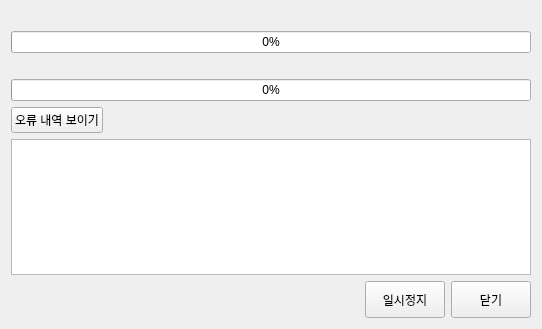
First picture: the form in source/arkgui/ui/DecompressProgressWidget.ui, repository Thestars3/arkzip, before the edit.
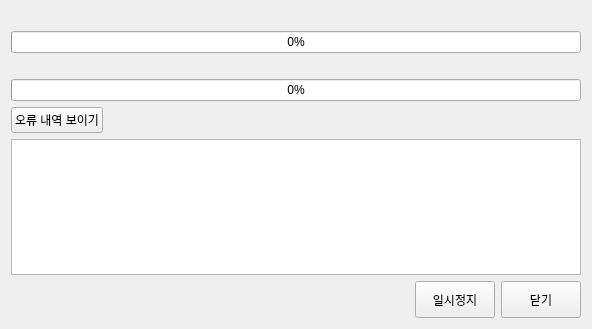
Second picture: the form after the edit.

Patch:
```diff
--- a/source/arkgui/ui/DecompressProgressWidget.ui
+++ b/source/arkgui/ui/DecompressProgressWidget.ui
@@ -9,7 +9,7 @@
    <rect>
     <x>0</x>
     <y>0</y>
-    <width>542</width>
+    <width>592</width>
     <height>329</height>
    </rect>
   </property>
@@ -112,6 +112,22 @@
      </property>
     </widget>
    </item>
+   <item>
+    <spacer name="verticalSpacer">
+     <property name="orientation">
+      <enum>Qt::Vertical</enum>
+     </property>
+     <property name="sizeType">
+      <enum>QSizePolicy::Expanding</enum>
+     </property>
+     <property name="sizeHint" stdset="0">
+      <size>
+       <width>20</width>
+       <height>40</height>
+      </size>
+     </property>
+    </spacer>
+   </item>
    <item>
     <layout class="QHBoxLayout" name="horizontalLayout">
      <item>
```
